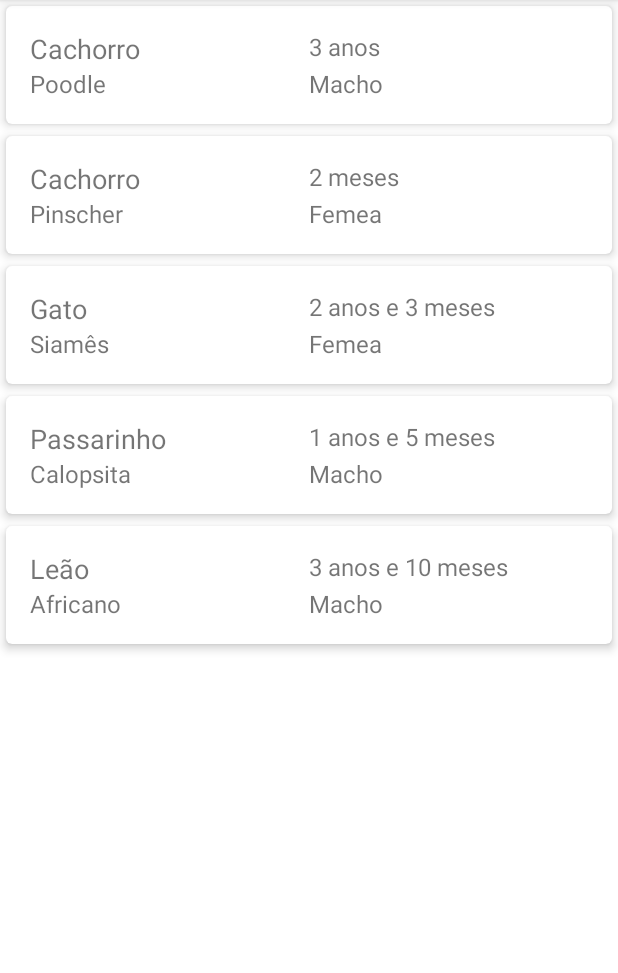
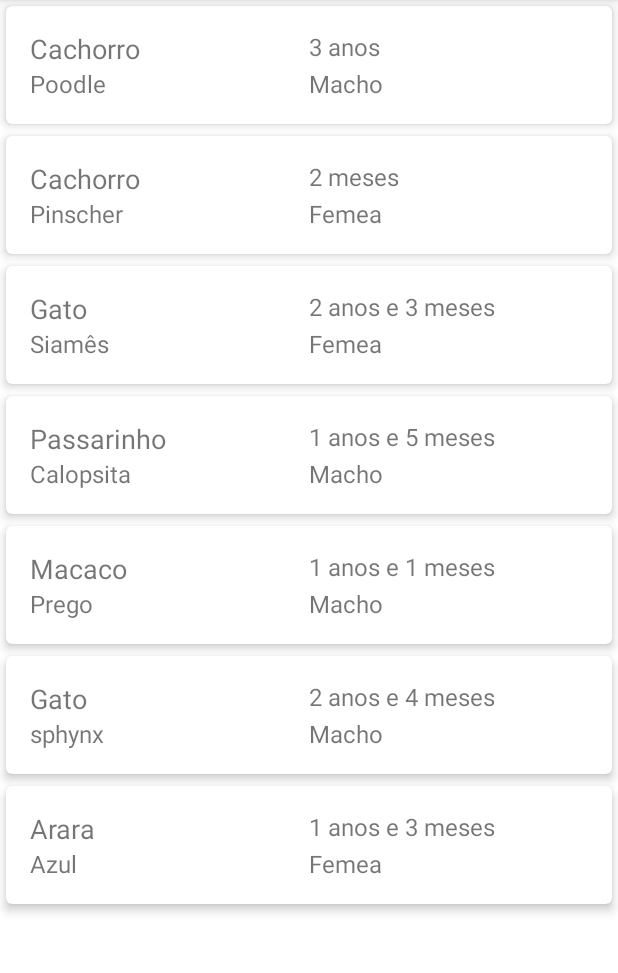
Before and after one commit to uriellopes/AdotePets, an Android app: the screen it shows after launch (BuscarPet), after a tap on "BUSCAR PET", on a phone screen of 412 x 824 dp, the part 84-1057 px from its top. Run offline under Robolectric (Android 15) with nearby library versions, the light colour scheme and no system bars.

Commit message:
Adicionar mais dados ao array inicial

```diff
--- a/app/src/main/java/com/example/adotepets/MainActivity.java
+++ b/app/src/main/java/com/example/adotepets/MainActivity.java
@@ -113,7 +113,9 @@ public class MainActivity extends AppCompatActivity {
         pets.add(new Pet("Cachorro", "Pinscher", "Femea", "Filhote encontrado dentro de um saco de lixo no rio", 2, 12, 1f));
         pets.add(new Pet("Gato", "Siamês", "Femea", "Gato adulto de olhos azuis cego de um olho", 27, 27, 3.8f));
         pets.add(new Pet("Passarinho", "Calopsita ", "Macho", "Recuperado em operacao policial de traficante de animais", 17, 42, 0.91f));
-        pets.add(new Pet("Leão", "Africano ", "Macho", "Recuperado ", 46, 257, 128.97f));
+        pets.add(new Pet("Macaco", "Prego", "Macho", "Atropelado na avenida e muito machucado", 13, 37, 3.6f));
+        pets.add(new Pet("Gato", "sphynx", "Macho", "Dono vai se mudar para apertamento onde não é permitido animais e não pode mais ficar com ele ", 28, 34, 3.4f));
+        pets.add(new Pet("Arara", "Azul ", "Femea", "Captura por caçadores ilegais e recuperado pelo IBAMA ", 15, 48, 2.37f));
 
         return pets;
     }
```
